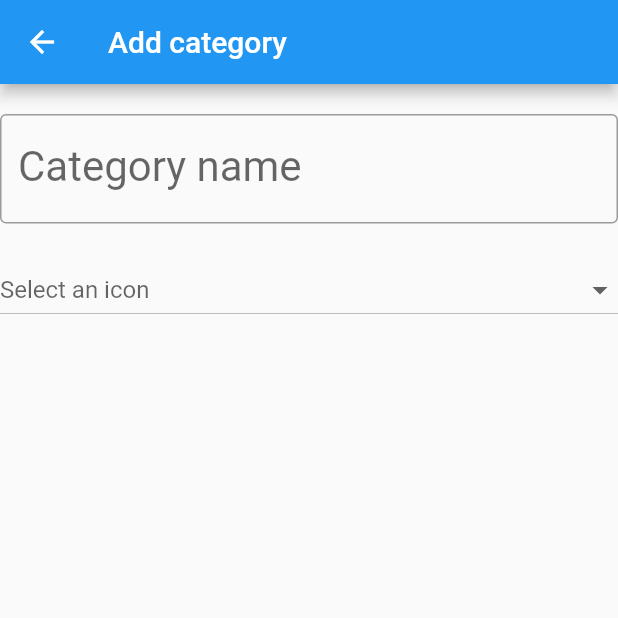
After one commit to kedzierski-grzegorz/flutter-categories, a Flutter app: the screen it shows after launch, after a tap on the "add" icon, on a phone screen of 412 x 824 dp, the top half of it. The commit adds this screen. Run offline on Flutter 3.47's test engine with Material 2 defaults, Android fonts, the phone set to English and light mode, and no system bars; our stand-ins replace cloud_firestore, event_bus; accounts and stored records are empty.

Commit message:
Added AddCategory

```diff
--- a/lib/events/back_button_event.dart
+++ b/lib/events/back_button_event.dart
@@ -1,3 +1,3 @@
 class BackButtonEvent{
-
+  BackButtonEvent();
 }
--- /dev/null
+++ b/lib/events/event_bus_instance.dart
@@ -0,0 +1,5 @@
+import 'package:event_bus/event_bus.dart';
+
+class EventBusInstance{
+  static EventBus eventBus = EventBus();
+}
--- /dev/null
+++ b/lib/ui/add_category/add_category.dart
@@ -0,0 +1,87 @@
+import 'package:flutter/material.dart';
+import 'package:flutter_category/models/my_icons.dart';
+
+class AddCategory extends StatefulWidget {
+  @override
+  _AddCategoryState createState() => _AddCategoryState();
+}
+
+class _AddCategoryState extends State<AddCategory> {
+  String _selectedIcon;
+  List<String> _icons;
+
+  @override
+  void initState() {
+    super.initState();
+    _icons = [];
+    MyIcons.icons.forEach((key, icon) {
+      _icons.add(key);
+    });
+  }
+
+  @override
+  Widget build(BuildContext context) {
+    return Material(
+      child: Scaffold(
+        appBar: AppBar(
+          title: Text('Add category'),
+          leading: IconButton(
+            icon: Icon(Icons.arrow_back),
+            onPressed: () {
+              Navigator.of(context).pop();
+            },
+          ),
+        ),
+        body: Center(
+          child: Column(
+            mainAxisAlignment: MainAxisAlignment.start,
+            crossAxisAlignment: CrossAxisAlignment.stretch,
+            children: <Widget>[
+              SizedBox(
+                height: 20,
+              ),
+              TextField(
+                style: TextStyle(fontSize: 28),
+                decoration: InputDecoration(
+                    labelText: "Category name", border: OutlineInputBorder()),
+              ),
+              SizedBox(
+                height: 20,
+              ),
+              DropdownButton<String>(
+                isExpanded: true,
+                hint: Text('Select an icon'),
+                value: _selectedIcon,
+                onChanged: (String newIcon) => setState(() {
+                  _selectedIcon = newIcon;
+                }),
+                items: _icons.map<DropdownMenuItem<String>>((String value) {
+                  return DropdownMenuItem<String>(
+                    value: value,
+                    child: Padding(
+                      padding: const EdgeInsets.all(8.0),
+                      child: Row(
+                        children: <Widget>[
+                          Icon(MyIcons.icons[value]),
+                          SizedBox(
+                            width: 10,
+                          ),
+                          Text(
+                            value,
+                            style: TextStyle(
+                              fontSize: 28,
+                            ),
+                          )
+                        ],
+                      ),
+                    ),
+                  );
+                }).toList(),
+              ),
+            ],
+          ),
+        ),
+      ),
+    );
+  }
+}
--- a/lib/ui/backdrop.dart
+++ b/lib/ui/backdrop.dart
@@ -1,6 +1,12 @@
+import 'dart:async';
+
 import 'package:flutter/material.dart';
+import 'package:flutter_category/events/back_button_event.dart';
+import 'package:flutter_category/events/event_bus_instance.dart';
 import 'package:flutter_category/models/category_model.dart';
 import 'dart:math';
+
+import 'package:flutter_category/ui/add_category/add_category.dart';
 
 const double _kFlingVelocity = 2.0;
 
@@ -28,6 +34,7 @@ class _BackdropState extends State<Backdrop>
     with SingleTickerProviderStateMixin {
   final GlobalKey _backdropkKey = GlobalKey(debugLabel: 'Backdrop');
   AnimationController _controller;
+  StreamSubscription _backButtonEvent;
 
   @override
   void initState() {
@@ -37,6 +44,10 @@ class _BackdropState extends State<Backdrop>
       value: 1.0,
       vsync: this,
     );
+
+    _backButtonEvent = EventBusInstance.eventBus.on<BackButtonEvent>().listen((onData) {
+      _hideBackdropPanel();
+    });
   }
 
   @override
@@ -59,6 +70,7 @@ class _BackdropState extends State<Backdrop>
   @override
   void dispose() {
     _controller.dispose();
+    _backButtonEvent.cancel();
     super.dispose();
   }
 
@@ -72,6 +84,11 @@ class _BackdropState extends State<Backdrop>
     FocusScope.of(context).requestFocus(FocusNode());
     _controller.fling(
         velocity: _backdropPanelVisible ? -_kFlingVelocity : _kFlingVelocity);
+  }
+
+  void _hideBackdropPanel() {
+    FocusScope.of(context).requestFocus(FocusNode());
+    _controller.fling(velocity: -_kFlingVelocity);
   }
 
   double get _backdropHeight {
@@ -129,9 +146,7 @@ class _BackdropState extends State<Backdrop>
                 child: Text(
                   widget.currentCategory.name,
                   style: TextStyle(
-                    fontSize: 26.0,
-                    color: Theme.of(context).primaryColor
-                  ),
+                      fontSize: 26.0, color: Theme.of(context).primaryColor),
                 ),
               ),
               child: widget.frontPanel,
@@ -147,6 +162,18 @@ class _BackdropState extends State<Backdrop>
     return Scaffold(
       appBar: AppBar(
         backgroundColor: Theme.of(context).primaryColor,
+        actions: <Widget>[
+          IconButton(
+            icon: Icon(Icons.add),
+            onPressed: () {
+              Navigator.of(context).push(
+                MaterialPageRoute(
+                  builder: (context) => AddCategory()
+                )
+              );
+            },
+          )
+        ],
         elevation: 0.0,
         leading: IconButton(
           icon: AnimatedIcon(
--- a/lib/ui/main_view.dart
+++ b/lib/ui/main_view.dart
@@ -1,7 +1,8 @@
 import 'package:flutter/material.dart';
 import 'package:flutter_category/blocs/categories_bloc_provider.dart';
+import 'package:flutter_category/events/back_button_event.dart';
+import 'package:flutter_category/events/event_bus_instance.dart';
 import 'package:flutter_category/ui/categories_route.dart';
-import 'package:event_bus';
 
 class MainView extends StatefulWidget {
   @override
@@ -10,13 +11,20 @@ class MainView extends StatefulWidget {
 
 class _MyHomePageState extends State<MainView> {
 
+  @override
+  void initState() {
+    super.initState();
+  }
+
+  Future<bool> _backButtonPress() async {
+    EventBusInstance.eventBus.fire(BackButtonEvent());
+    return false;
+  }
 
   @override
   Widget build(BuildContext context) {
     return WillPopScope(
-      onWillPop: () {
-        print('dziala');
-      },
+      onWillPop: _backButtonPress,
       child: Scaffold(
         body: Center(
           child: CategoriesBlocProvider(
--- a/pubspec.yaml
+++ b/pubspec.yaml
@@ -25,6 +25,7 @@ dependencies:
   cupertino_icons: ^0.1.2
   firebase_core: ^0.4.0+1
   cloud_firestore: ^0.12.7+1
+  event_bus: ^1.1.0
 
 dev_dependencies:
   flutter_test:
```
Also changed, not shown: pubspec.lock.
